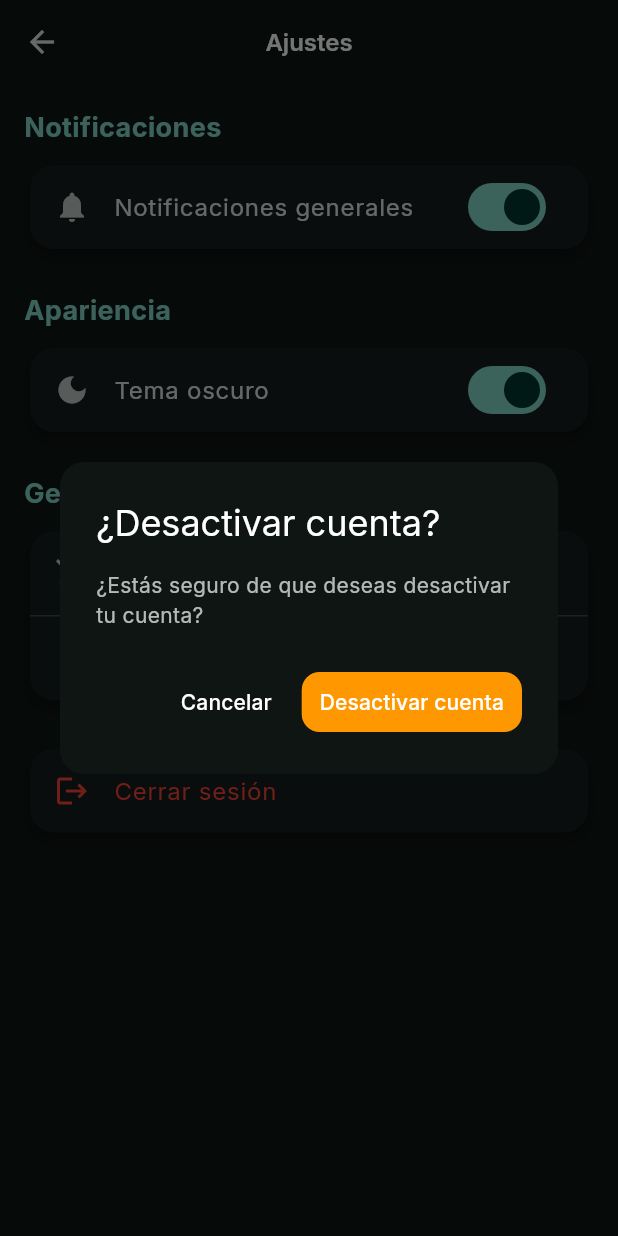
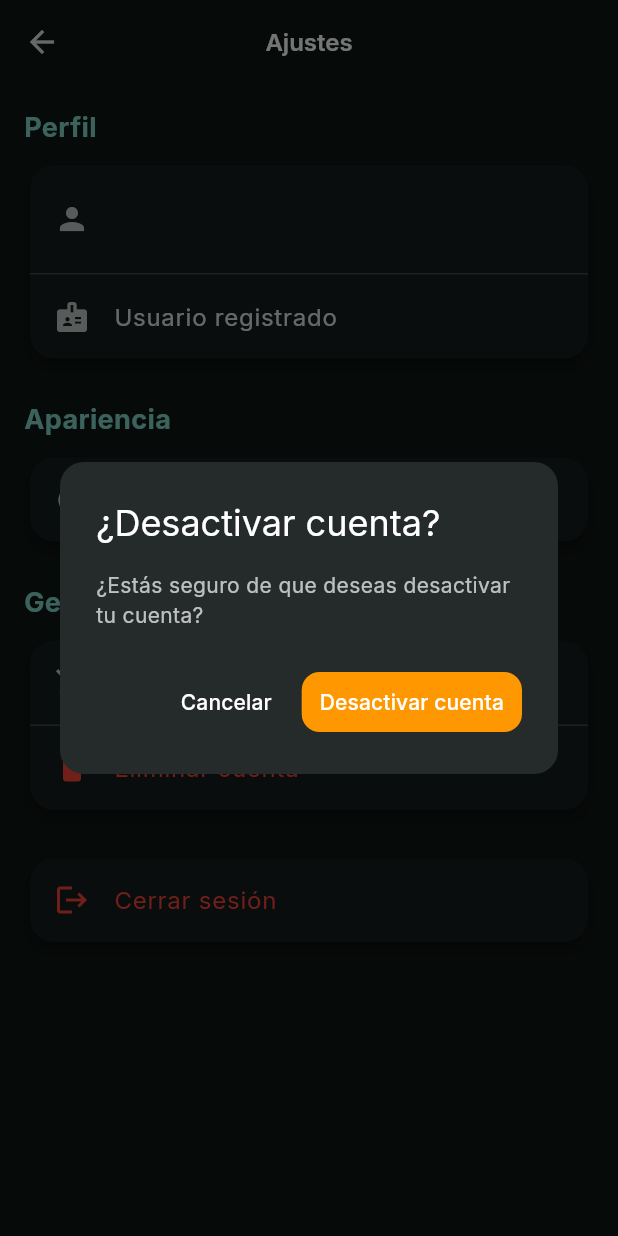
Before and after one commit to aleexfrr/chatbot-educativo-ia-bd, a Flutter app: the SettingsScreen screen opened directly, after a tap on "Deshabilitar cuenta", on a phone screen of 412 x 824 dp. Run offline on Flutter 3.47's test engine with Material 3 defaults, Android fonts, the light colour scheme and no system bars; our stand-ins replace cloud_firestore, firebase_auth, firebase_core, google_fonts; accounts and stored records are empty.

Commit message:
se han cambiado detallitos en la pantalla de settings.

```diff
--- a/frontend/lib/screens/register_screen.dart
+++ b/frontend/lib/screens/register_screen.dart
@@ -1,8 +1,8 @@
+import 'package:chatgva/screens/auth_gate.dart';
 import 'package:flutter/material.dart';
 import 'package:chatgva/utilities/utils.dart';
 import '../services/auth_service.dart';
 import '../services/user_service.dart';
-import 'home_screen.dart';
 
 class RegisterScreen extends StatefulWidget {
   const RegisterScreen({super.key});
@@ -65,7 +65,7 @@ class _RegisterScreenState extends State<RegisterScreen> {
           );
           Navigator.pushReplacement(
               context,
-              MaterialPageRoute(builder: (context) => HomeScreen())
+              MaterialPageRoute(builder: (context) => AuthGate())
           );
         }
       }
--- a/frontend/lib/screens/settings_screen.dart
+++ b/frontend/lib/screens/settings_screen.dart
@@ -16,7 +16,9 @@ class SettingsScreen extends StatefulWidget {
 }
 
 class _SettingsScreenState extends State<SettingsScreen> {
-  bool notificationsEnabled = true;
+  final _auth = FirebaseAuth.instance;
+
+  bool get isGuest => _auth.currentUser?.isAnonymous ?? false;
 
   Future<void> _handleDeleteAccount(BuildContext context) async {
     final userService = UserService();
@@ -110,6 +112,7 @@ class _SettingsScreenState extends State<SettingsScreen> {
   @override
   Widget build(BuildContext context) {
     final themeProvider = Provider.of<ThemeProvider>(context);
+    final user = _auth.currentUser;
 
     return Scaffold(
       appBar: AppBar(
@@ -119,21 +122,25 @@ class _SettingsScreenState extends State<SettingsScreen> {
       body: ListView(
         padding: const EdgeInsets.all(16),
         children: [
-          // ===== Notificaciones =====
-          Text('Notificaciones', style: TextStyles.sectionTitleStyle(context)),
+          // ===== Perfil =====
+          Text('Perfil', style: TextStyles.sectionTitleStyle(context)),
           const SizedBox(height: 8),
           Card(
             shape: RoundedRectangleBorder(borderRadius: BorderRadius.circular(16)),
             elevation: 3,
-            child: SwitchListTile(
-              secondary: const Icon(Icons.notifications),
-              title: const Text('Notificaciones generales'),
-              value: notificationsEnabled,
-              onChanged: (bool value) {
-                setState(() {
-                  notificationsEnabled = value;
-                });
-              },
+            child: Column(
+              children: [
+                ListTile(
+                  leading: const Icon(Icons.person),
+                  title: Text(user?.displayName ?? 'Invitado'),
+                  subtitle: Text(user?.email ?? 'No disponible'),
+                ),
+                const Divider(height: 1),
+                ListTile(
+                  leading: const Icon(Icons.badge),
+                  title: Text(isGuest ? 'Invitado' : 'Usuario registrado'),
+                ),
+              ],
             ),
           ),
 
@@ -157,7 +164,8 @@ class _SettingsScreenState extends State<SettingsScreen> {
 
           const SizedBox(height: 24),
 
-          // ===== Gestión de cuenta =====
+          // ===== Gestión de cuenta (solo usuarios normales) =====
+          if (!isGuest) ...[
             Text('Gestión de cuenta', style: TextStyles.sectionTitleStyle(context)),
             const SizedBox(height: 8),
             Card(
@@ -169,11 +177,10 @@ class _SettingsScreenState extends State<SettingsScreen> {
                     leading: const Icon(Icons.person_off),
                     title: const Text('Deshabilitar cuenta'),
                     onTap: () {
-                    CustomDialog.show(context, type: DialogType.desactivateAccount,
-                      onConfirm: () async {
+                      CustomDialog.show(context,
+                          type: DialogType.desactivateAccount, onConfirm: () async {
                             await _handleDisableAccount(context);
-                      },
-                    );
+                          });
                     },
                   ),
                   const Divider(height: 1),
@@ -184,18 +191,19 @@ class _SettingsScreenState extends State<SettingsScreen> {
                       style: TextStyle(color: Colors.red),
                     ),
                     onTap: () {
-                    CustomDialog.show(context, type: DialogType.deleteAccount,
-                      onConfirm: () async {
+                      CustomDialog.show(context,
+                          type: DialogType.deleteAccount, onConfirm: () async {
                             await _handleDeleteAccount(context);
-                      },
-                    );
+                          });
                     },
                   ),
                 ],
               ),
             ),
+            const SizedBox(height: 24),
+          ],
 
-          const SizedBox(height: 24),
+          // ===== Cerrar sesión =====
           Card(
             shape: RoundedRectangleBorder(borderRadius: BorderRadius.circular(16)),
             elevation: 3,
@@ -206,11 +214,9 @@ class _SettingsScreenState extends State<SettingsScreen> {
                 style: TextStyle(color: Colors.red),
               ),
               onTap: () async {
-                CustomDialog.show(context, type: DialogType.logout,
-                  onConfirm: () async {
+                CustomDialog.show(context, type: DialogType.logout, onConfirm: () async {
                   await _handleLogout(context);
-                  },
-                );
+                });
               },
             ),
           ),
--- a/frontend/lib/services/auth_service.dart
+++ b/frontend/lib/services/auth_service.dart
@@ -21,8 +21,7 @@ class AuthService {
         if (!userDoc.exists) {
           await userRef.set({
             'name': 'Invitado',
-            'email': '',
-            'disabled': false,
+            'email': null,
             'createdAt': FieldValue.serverTimestamp(),
           });
         }
--- a/frontend/lib/services/user_service.dart
+++ b/frontend/lib/services/user_service.dart
@@ -24,6 +24,8 @@ class UserService {
           'createdAt': Timestamp.now(),
           'disabled': false,
         });
+
+        await user.updateDisplayName('$nombre $apellido');
       } catch (e) {
         throw Exception('Error al crear el documento de usuario: $e');
       }
--- a/frontend/lib/widgets/custom_dialog.dart
+++ b/frontend/lib/widgets/custom_dialog.dart
@@ -63,7 +63,7 @@ class CustomDialog {
           ),
         ),
         shape: RoundedRectangleBorder(borderRadius: BorderRadius.circular(16)),
-        backgroundColor: Theme.of(context).dialogBackgroundColor,
+        backgroundColor: Theme.of(context).dialogTheme.backgroundColor,
         actions: [
           TextButton(
             onPressed: () => Navigator.pop(context),
```
Lines whose indentation alone changed are shown as unchanged.
